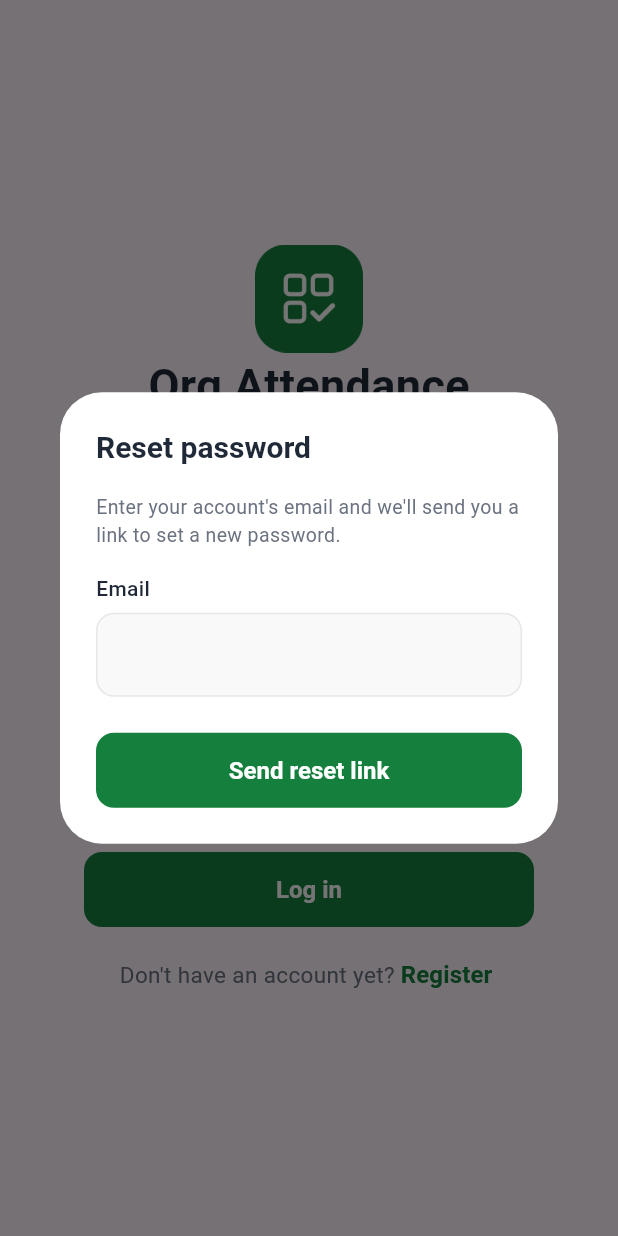
After one commit to MyAlex567/Org-attendance, a Flutter app: the screen it shows after launch, after a tap on "Forgot password?", on a phone screen of 412 x 824 dp. The commit adds this screen. Run offline on Flutter 3.47's test engine with Material 3 defaults, Android fonts, the phone set to English and light mode, and no system bars; our stand-ins replace cloud_firestore, firebase_auth, firebase_core, qr_flutter; missing offline and left inert: mobile_scanner; accounts and stored records are empty.

Commit message:
feat: Add a reset password, and update the apk release

```diff
--- a/lib/providers/auth_provider.dart
+++ b/lib/providers/auth_provider.dart
@@ -44,6 +44,35 @@ class AuthProvider extends ChangeNotifier{
     notifyListeners();
   }
 
+  /// Sends a password reset email.
+  /// Returns null on success, or a friendly error message.
+  Future<String?> sendPasswordReset(String email) async {
+    // Show the spinner on the dialog's button.
+    _isLoading = true;
+    notifyListeners();
+
+    // Ask the service to send the email. null means it worked.
+    try {
+      await _authService.sendPasswordReset(email);
+      return null;
+    }
+    // A known Firebase problem (bad email, offline, too many tries).
+    on AuthFailure catch (e) {
+      return e.message;
+    }
+    // Anything unexpected: log it for us, show a safe message to the user.
+    catch (e) {
+      debugPrint('Password reset error: $e');
+      return 'Could not send the reset email. Please try again.';
+    }
+    // Always hide the spinner, whether it worked or failed.
+    finally {
+      _isLoading = false;
+      notifyListeners();
+    }
+  }
+
+
   Future<String?> register(
     String fullname,
     String studentId,
--- a/lib/services/auth_service.dart
+++ b/lib/services/auth_service.dart
@@ -16,6 +16,15 @@ String _friendlyMessage(FirebaseAuthException e) {
       return 'That email is already registered.';
     case 'weak-password':
       return 'Password must be at least 6 characters.';
+    // Firebase blocks the account for a while after many reset requests.
+    case 'too-many-requests':
+      return 'Too many attempts. Please wait a few minutes and try again.';
+    // The phone is offline, so the request never reached Firebase.
+    case 'network-request-failed':
+      return 'No internet connection. Please try again.';
+    // Only appears if email enumeration protection is off in the console.
+    case 'user-not-found':
+      return 'No account uses that email.';
     default:
       debugPrint('Auth error: ${e.code}');
       return 'Something went wrong. Please try again.';
@@ -47,4 +56,19 @@ class AuthService {
       throw AuthFailure(_friendlyMessage(e));
     }
   }
+
+  /// Sends Firebase's password reset email. The user sets the new password
+  /// on Firebase's own web page, so the app never handles it.
+  Future<void> sendPasswordReset(String email) async {
+    // Ask Firebase to email a reset link to this address.
+    try {
+      await _auth.sendPasswordResetEmail(email: email);
+    }
+    // Turn Firebase's error code into our own friendly message,
+    // the same way login and register do.
+    on FirebaseAuthException catch (e) {
+      throw AuthFailure(_friendlyMessage(e));
+    }
+  }
+
 }
--- /dev/null
+++ b/lib/ui/organisms/forgot_password_form.dart
@@ -0,0 +1,86 @@
+import 'package:flutter/material.dart';
+import '../../theme/app_theme.dart';
+import '../../utils/validators.dart';
+import '../atoms/app_button.dart';
+import '../atoms/app_text.dart';
+import '../molecules/app_text_field.dart';
+
+/// Dialog with one email field and a "Send reset link" button. The page
+/// decides what happens on submit, so this form never talks to Firebase.
+class ForgotPasswordForm extends StatefulWidget {
+  final void Function(String email) onSubmit;
+  final bool isLoading;
+
+  const ForgotPasswordForm({
+    super.key,
+    required this.onSubmit,
+    required this.isLoading,
+  });
+
+  @override
+  State<ForgotPasswordForm> createState() => _ForgotPasswordFormState();
+}
+
+class _ForgotPasswordFormState extends State<ForgotPasswordForm> {
+  // The key connects the Form so validate() can check the field.
+  final _formKey = GlobalKey<FormState>();
+  final _emailController = TextEditingController();
+
+  // Free the controller when the dialog closes.
+  @override
+  void dispose() {
+    _emailController.dispose();
+    super.dispose();
+  }
+
+  // Only send the email up if the validator passes.
+  void _submit() {
+    if (_formKey.currentState!.validate()) {
+      widget.onSubmit(_emailController.text.trim());
+    }
+  }
+
+  @override
+  Widget build(BuildContext context) {
+    // A white dialog (like OrgForm) so the field's outline is visible.
+    return AlertDialog(
+      backgroundColor: AppColors.white,
+      title: const AppText(
+        text: 'Reset password',
+        variant: AppTextVariant.title,
+      ),
+      content: Form(
+        key: _formKey,
+        child: Column(
+          // Only as tall as its content, not the whole screen.
+          mainAxisSize: MainAxisSize.min,
+          children: [
+            // Short explanation of what will happen.
+            const AppText(
+              text: "Enter your account's email and we'll send you a link "
+                  'to set a new password.',
+              variant: AppTextVariant.caption,
+            ),
+            const SizedBox(height: 16),
+
+            // The same email validator the Login form uses.
+            AppTextField(
+              controller: _emailController,
+              label: 'Email',
+              keyboardType: TextInputType.emailAddress,
+              validator: Validators.email,
+            ),
+            const SizedBox(height: 24),
+
+            // Shows a spinner while Firebase is sending the email.
+            AppButton(
+              label: 'Send reset link',
+              onPressed: _submit,
+              isLoading: widget.isLoading,
+            ),
+          ],
+        ),
+      ),
+    );
+  }
+}
--- a/lib/ui/organisms/login_form.dart
+++ b/lib/ui/organisms/login_form.dart
@@ -2,17 +2,21 @@ import 'package:flutter/material.dart';
 import '../../utils/validators.dart';
 import '../atoms/app_button.dart';
 import '../molecules/app_text_field.dart';
+import '../atoms/app_text.dart';
+import '../../theme/app_theme.dart';
 
 /// Email and password fields with a "Log in" button. The page decides what
 /// happens on submit, so this form never talks to Firebase.
 class LoginForm extends StatefulWidget {
   final void Function(String email, String password) onSubmit;
   final bool isLoading;
+  final VoidCallback onForgotPassword;
 
   const LoginForm({
     super.key,
     required this.onSubmit,
     required this.isLoading,
+    required this.onForgotPassword,
   });
 
   @override
@@ -57,7 +61,19 @@ class _LoginFormState extends State<LoginForm> {
             obscureText: true,
             validator: Validators.password,
           ),
-          const SizedBox(height: 24),
+          Align(
+            alignment: Alignment.centerRight,
+            child: TextButton(
+              onPressed: widget.onForgotPassword,
+              child: const AppText(
+                text: 'Forgot password?',
+                variant: AppTextVariant.caption,
+                fontWeight: FontWeight.w600,
+                color: AppColors.green,
+              ),
+            ),
+          ),
+          const SizedBox(height: 16,),
           AppButton(
             label: 'Log in',
             onPressed: _submit,
--- a/lib/ui/pages/login_page.dart
+++ b/lib/ui/pages/login_page.dart
@@ -6,6 +6,7 @@ import '../../providers/auth_provider.dart';
 import '../../theme/app_theme.dart';
 import '../atoms/app_text.dart';
 import 'register_page.dart';
+import '../organisms/forgot_password_form.dart';
 
 class LoginPage extends StatefulWidget {
   const LoginPage({super.key});
@@ -16,13 +17,57 @@ class LoginPage extends StatefulWidget {
 
 class _LoginPageState extends State<LoginPage> {
 
+  Future<void> _showForgotPasswordDialog() async {
+    await showDialog(
+      context: context,
+      builder: (dialogContext) {
+        // watch: the dialog rebuilds when isLoading changes (spinner).
+        final isLoading = dialogContext.watch<AuthProvider>().isLoading;
 
+        return ForgotPasswordForm(
+          isLoading: isLoading,
+          onSubmit: (email) async {
+            // Ask Firebase (through the provider) to send the email.
+            final error =
+                await context.read<AuthProvider>().sendPasswordReset(email);
+
+            // The page may have closed while we waited.
+            if (!mounted) return;
+
+            // Error: show it and keep the dialog open to try again.
+            if (error != null) {
+              ScaffoldMessenger.of(context).showSnackBar(
+                SnackBar(content: Text(error)),
+              );
+              return;
+            }
+
+            // Success: close the dialog (if the user hasn't already).
+            if (!dialogContext.mounted) return;
+            Navigator.pop(dialogContext);
+
+            // Same message whether or not the email has an account,
+            // so nobody can use this to find out who is registered.
+            ScaffoldMessenger.of(context).showSnackBar(
+              const SnackBar(
+                content: Text(
+                  'If that email has an account, we sent a reset link. '
+                  'Check your inbox and spam folder.',
+                ),
+              ),
+            );
+          },
+        );
+      },
+    );
+  }
 
   @override
   Widget build(BuildContext context) {
     return AuthTemplate(
       form: LoginForm(
         isLoading: context.watch<AuthProvider>().isLoading,
+        onForgotPassword: _showForgotPasswordDialog,
         onSubmit: (email, password) async{
           final error = await context.read<AuthProvider>().login(email, password);
 
--- a/pubspec.yaml
+++ b/pubspec.yaml
@@ -16,7 +16,7 @@ publish_to: 'none' # Remove this line if you wish to publish to pub.dev
 # https://developer.apple.com/library/archive/documentation/General/Reference/InfoPlistKeyReference/Articles/CoreFoundationKeys.html
 # In Windows, build-name is used as the major, minor, and patch parts
 # of the product and file versions while build-number is used as the build suffix.
-version: 1.0.0+2
+version: 1.0.0+3
 
 environment:
   sdk: ^3.13.0
```
